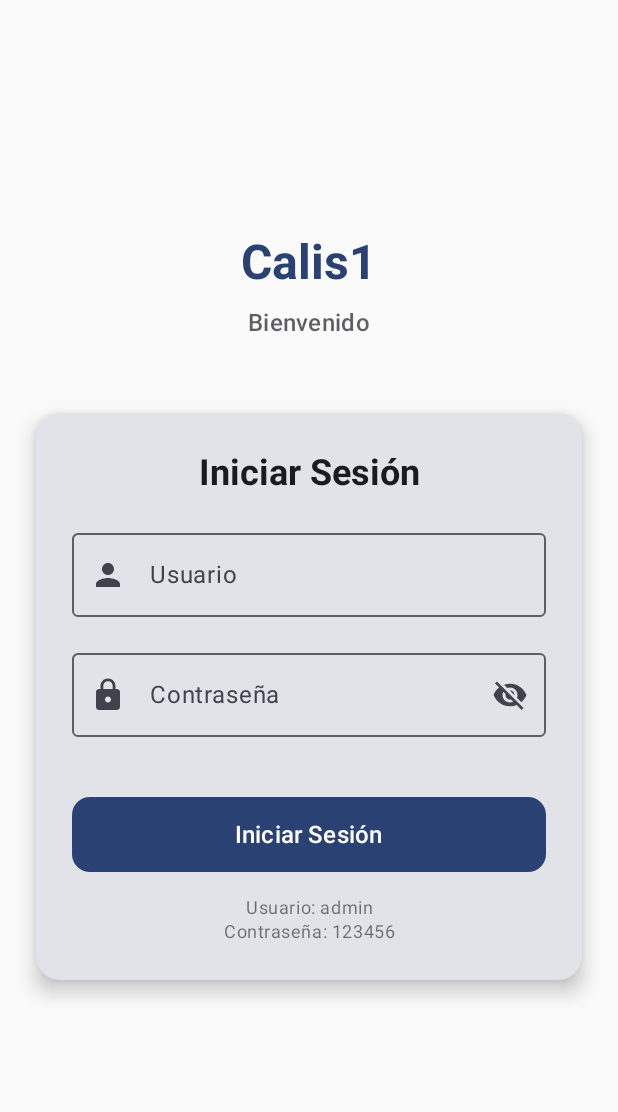
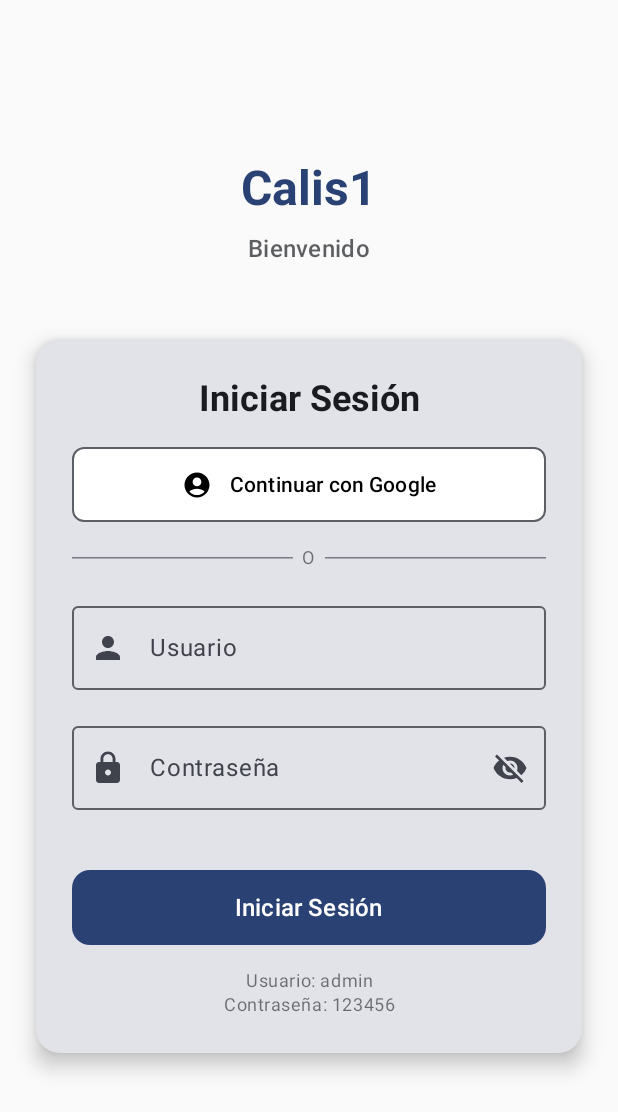
Before and after one commit to breadwbutter/Calis1, an Android app built with Jetpack Compose: the screen it shows after launch (MainActivity), on a phone screen of 412 x 824 dp. Shown: the top 1112 px of the screen. Run offline under Robolectric (Android 15) with nearby library versions, the phone set to English and light mode, and no system bars; our stand-ins replace Firebase (no records; nobody signed in at launch, a user with empty details on screens opened directly), livedata-compose.

Commit message:
6 login con google, Bug al cerrar sesion

```diff
--- a/app/src/main/java/com/example/calis1/LoginScreen.kt
+++ b/app/src/main/java/com/example/calis1/LoginScreen.kt
@@ -1,17 +1,22 @@
 package com.example.calis1
 
+import androidx.compose.foundation.BorderStroke
 import androidx.compose.foundation.layout.*
 import androidx.compose.foundation.shape.RoundedCornerShape
 import androidx.compose.foundation.text.KeyboardOptions
 import androidx.compose.material.icons.Icons
+import androidx.compose.material.icons.filled.AccountCircle
 import androidx.compose.material.icons.filled.Lock
 import androidx.compose.material.icons.filled.Person
 import androidx.compose.material.icons.filled.Visibility
 import androidx.compose.material.icons.filled.VisibilityOff
 import androidx.compose.material3.*
 import androidx.compose.runtime.*
+import androidx.compose.runtime.collectAsState
 import androidx.compose.ui.Alignment
 import androidx.compose.ui.Modifier
+import androidx.compose.ui.graphics.Color
+import androidx.compose.ui.platform.LocalContext
 import androidx.compose.ui.text.font.FontWeight
 import androidx.compose.ui.text.input.KeyboardType
 import androidx.compose.ui.text.input.PasswordVisualTransformation
@@ -20,16 +25,35 @@ import androidx.compose.ui.text.style.TextAlign
 import androidx.compose.ui.tooling.preview.Preview
 import androidx.compose.ui.unit.dp
 import androidx.compose.ui.unit.sp
+import androidx.credentials.CredentialManager
+import androidx.lifecycle.viewmodel.compose.viewModel
 import com.example.calis1.ui.theme.Calis1Theme
+import com.example.calis1.viewmodel.AuthViewModel
+import com.example.calis1.viewmodel.AuthState
+import kotlinx.coroutines.launch
 
 @Composable
 fun LoginScreen(
+    authViewModel: AuthViewModel = viewModel(),
     onLoginSuccess: () -> Unit
 ) {
+    val context = LocalContext.current
+    val credentialManager = remember { CredentialManager.create(context) }
+    val coroutineScope = rememberCoroutineScope()
+    val authState by authViewModel.authState.collectAsState()
+
+    // Variables para el login tradicional
     var usuario by remember { mutableStateOf("") }
     var password by remember { mutableStateOf("") }
     var passwordVisible by remember { mutableStateOf(false) }
     var errorMessage by remember { mutableStateOf("") }
+
+    // Observer para cambios en el estado de autenticación
+    LaunchedEffect(authState) {
+        if (authState is AuthState.SignedIn) {
+            onLoginSuccess()
+        }
+    }
 
     Column(
         modifier = Modifier
@@ -74,6 +98,58 @@ fun LoginScreen(
                     modifier = Modifier.fillMaxWidth()
                 )
 
+                // Manejo de estados de Google Sign-In
+                when (val currentState = authState) {
+                    is AuthState.Loading -> {
+                        CircularProgressIndicator(modifier = Modifier.align(Alignment.CenterHorizontally))
+                        Text(
+                            text = "Iniciando sesión...",
+                            modifier = Modifier.align(Alignment.CenterHorizontally),
+                            style = MaterialTheme.typography.bodyMedium
+                        )
+                    }
+                    is AuthState.Error -> {
+                        Text(
+                            text = currentState.message,
+                            color = MaterialTheme.colorScheme.error,
+                            style = MaterialTheme.typography.bodySmall,
+                            textAlign = TextAlign.Center,
+                            modifier = Modifier.fillMaxWidth()
+                        )
+                        Spacer(modifier = Modifier.height(8.dp))
+                        GoogleSignInButton(
+                            onClick = {
+                                coroutineScope.launch {
+                                    authViewModel.signInWithGoogle(context, credentialManager)
+                                }
+                            }
+                        )
+                    }
+                    else -> {
+                        GoogleSignInButton(
+                            onClick = {
+                                coroutineScope.launch {
+                                    authViewModel.signInWithGoogle(context, credentialManager)
+                                }
+                            }
+                        )
+                    }
+                }
+
+                // Divider
+                Row(
+                    modifier = Modifier.fillMaxWidth(),
+                    verticalAlignment = Alignment.CenterVertically
+                ) {
+                    HorizontalDivider(modifier = Modifier.weight(1f))
+                    Text(
+                        text = "  O  ",
+                        style = MaterialTheme.typography.bodySmall,
+                        color = MaterialTheme.colorScheme.onSurface.copy(alpha = 0.6f)
+                    )
+                    HorizontalDivider(modifier = Modifier.weight(1f))
+                }
+
                 // Campo de usuario
                 OutlinedTextField(
                     value = usuario,
@@ -93,7 +169,7 @@ fun LoginScreen(
                     singleLine = true
                 )
 
-                // Campo de contraseña con iconos funcionando
+                // Campo de contraseña
                 OutlinedTextField(
                     value = password,
                     onValueChange = {
@@ -121,7 +197,7 @@ fun LoginScreen(
                     singleLine = true
                 )
 
-                // Mensaje de error
+                // Mensaje de error para login tradicional
                 if (errorMessage.isNotEmpty()) {
                     Text(
                         text = errorMessage,
@@ -134,7 +210,7 @@ fun LoginScreen(
 
                 Spacer(modifier = Modifier.height(8.dp))
 
-                // Botón de login
+                // Botón de login tradicional
                 Button(
                     onClick = {
                         when {
@@ -179,6 +255,45 @@ fun LoginScreen(
     }
 }
 
+@Composable
+fun GoogleSignInButton(
+    onClick: () -> Unit,
+    enabled: Boolean = true,
+    modifier: Modifier = Modifier
+) {
+    OutlinedButton(
+        onClick = onClick,
+        enabled = enabled,
+        modifier = modifier
+            .fillMaxWidth()
+            .height(50.dp),
+        border = BorderStroke(1.dp, MaterialTheme.colorScheme.outline),
+        shape = RoundedCornerShape(8.dp),
+        colors = ButtonDefaults.outlinedButtonColors(
+            containerColor = Color.White,
+            contentColor = Color.Black
+        )
+    ) {
+        Row(
+            verticalAlignment = Alignment.CenterVertically,
+            horizontalArrangement = Arrangement.Center
+        ) {
+            Icon(
+                imageVector = Icons.Default.AccountCircle, // Puedes reemplazar con un icono de Google
+                contentDescription = "Google",
+                modifier = Modifier.size(20.dp),
+                tint = Color.Unspecified
+            )
+            Spacer(modifier = Modifier.width(12.dp))
+            Text(
+                text = "Continuar con Google",
+                style = MaterialTheme.typography.labelLarge,
+                color = Color.Black
+            )
+        }
+    }
+}
+
 @Preview(showBackground = true)
 @Composable
 fun LoginScreenPreview() {
--- a/app/src/main/res/values/strings.xml
+++ b/app/src/main/res/values/strings.xml
@@ -1,3 +1,4 @@
 <resources>
     <string name="app_name">calis1</string>
+    <string name="web_client_id">232333095169-1mde1p99go5n2rgqsacntsq2n3tfeafn.apps.googleusercontent.com</string>
 </resources>
--- a/gradle/libs.versions.toml
+++ b/gradle/libs.versions.toml
@@ -9,6 +9,7 @@ lifecycleRuntimeKtx = "2.8.7"
 activityCompose = "1.9.2"
 composeBom = "2024.06.00"
 animationCoreLint = "1.9.1"
+googleid = "1.1.1"
 
 [libraries]
 androidx-core-ktx = { group = "androidx.core", name = "core-ktx", version.ref = "coreKtx" }
@@ -26,6 +27,7 @@ androidx-ui-test-manifest = { group = "androidx.compose.ui", name = "ui-test-man
 androidx-ui-test-junit4 = { group = "androidx.compose.ui", name = "ui-test-junit4" }
 androidx-material3 = { group = "androidx.compose.material3", name = "material3" }
 androidx-animation-core-lint = { group = "androidx.compose.animation", name = "animation-core-lint", version.ref = "animationCoreLint" }
+googleid = { group = "com.google.android.libraries.identity.googleid", name = "googleid", version.ref = "googleid" }
 
 [plugins]
 android-application = { id = "com.android.application", version.ref = "agp" }
```
Also changed, not shown: app/build.gradle.kts (+19 -0 lines), app/src/main/java/com/example/calis1/viewmodel/AuthViewModel.kt (added, +127 -0 lines).
